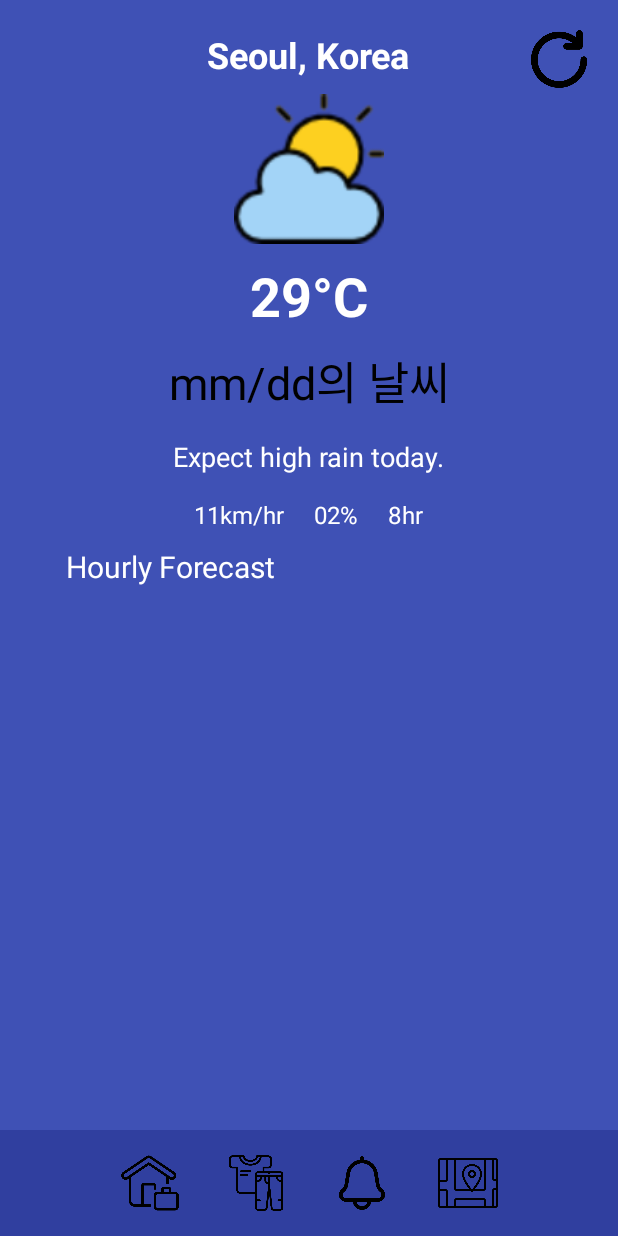
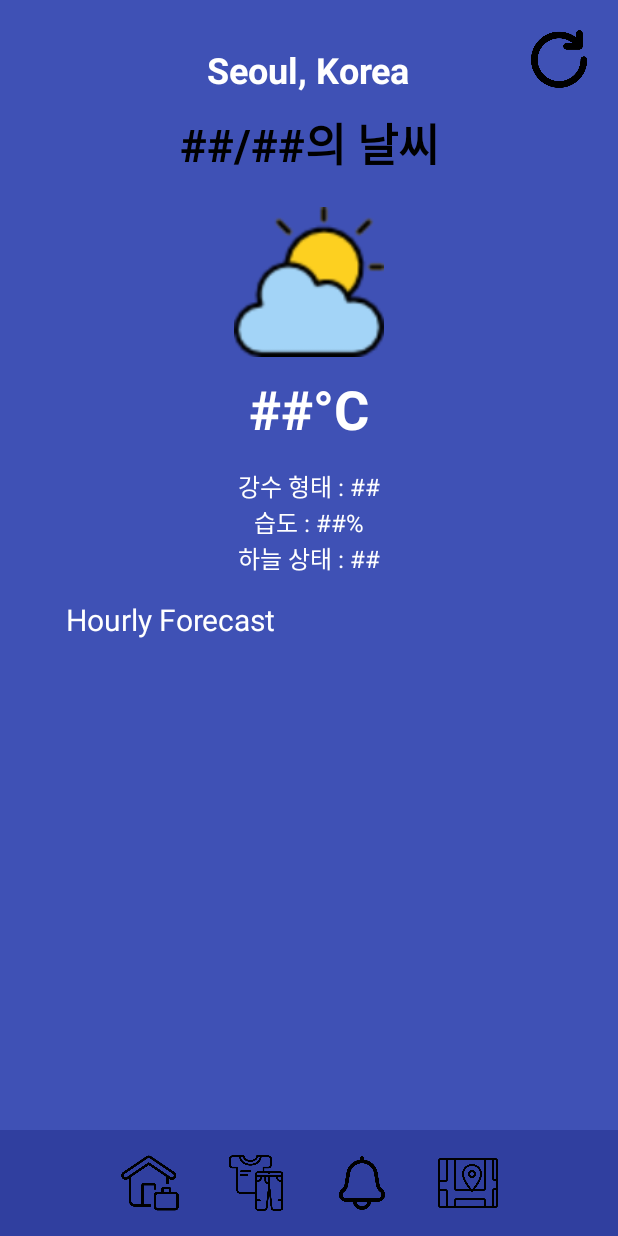
Before and after one commit to xxrainow/WeatherAlarm, an Android app: the HomeFragment screen opened directly, with no data from a screen before it, on a phone screen of 412 x 824 dp. Run offline under Robolectric (Android 15) with nearby library versions, the phone set to English and light mode, and no system bars.

Commit message:
few several fix errors~

```diff
--- a/app/src/main/java/com/example/weatherapp/fragment/HomeFragment.java
+++ b/app/src/main/java/com/example/weatherapp/fragment/HomeFragment.java
@@ -1,5 +1,8 @@
 package com.example.weatherapp.fragment;
 
+import static com.example.weatherapp.adapter.WeatherAdapter.getRainType;
+import static com.example.weatherapp.adapter.WeatherAdapter.getSky;
+import static com.example.weatherapp.adapter.WeatherAdapter.getWeatherImage;
 import static com.example.weatherapp.currentlocation.Common.getBaseTime;
 import static com.example.weatherapp.utils.Constants.WEATHER_COUNT;
 
@@ -11,6 +14,7 @@ import android.view.View;
 import android.view.ViewGroup;
 import android.widget.Button;
 import android.widget.ImageButton;
+import android.widget.ImageView;
 import android.widget.TextView;
 import android.widget.Toast;
 
@@ -51,7 +55,14 @@ import retrofit2.Response;
 public class HomeFragment extends Fragment {
     private RecyclerView weatherRecyclerView1; // 날씨 리사이클러 뷰(가로 슬라이드)
     private RecyclerView weatherRecyclerView2; // 날씨 리사이클러 뷰(세로 슬라이드)
+
     private TextView todayDate;
+    private ImageView imgWeather;
+    private TextView tvTemperature;
+    private TextView tvRainType; // 강수 형태
+    private TextView tvHumidity;
+    private TextView tvSky; // 하늘 상태
+
 
     private String base_date = "20241130";  // 발표 일자
     private String base_time = "2000";      // 발표 시각
@@ -65,9 +76,13 @@ public class HomeFragment extends Fragment {
     public View onCreateView(@NonNull LayoutInflater inflater, @Nullable ViewGroup container, @Nullable Bundle savedInstanceState) {
         // fragment_home.xml 레이아웃 inflate
         rootView = inflater.inflate(R.layout.fragment_home, container, false);
+        todayDate = rootView.findViewById(R.id.todayDate); // 오늘 날짜 텍스트뷰
+        imgWeather = rootView.findViewById(R.id.imgWeather);
+        tvTemperature = rootView.findViewById(R.id.tvTemperature);
+        tvRainType = rootView.findViewById(R.id.tvRainType); // 강수 형태 텍스트뷰
+        tvHumidity = rootView.findViewById(R.id.tvHumidity); // 습도 텍스트뷰
+        tvSky = rootView.findViewById(R.id.tvSky); // 하늘 상태 텍스트뷰
 
-
-        todayDate = rootView.findViewById(R.id.todayDate); // 오늘 날짜 텍스트뷰
         btnRefresh = rootView.findViewById(R.id.btnRefresh); // 새로고침 버튼
         weatherRecyclerView1 = rootView.findViewById(R.id.weatherRecyclerView1); // 날씨 리사이클러 뷰1
         weatherRecyclerView2 = rootView.findViewById(R.id.weatherRecyclerView2); // 날씨 리사이클러 뷰2
@@ -83,6 +98,9 @@ public class HomeFragment extends Fragment {
         // 내 위치 위경도 가져와서 날씨 정보 설정 setWeather(nx, ny)와 동일
         requestLocation();
 
+
+
+
         // 새로고침 버튼 클릭 시 날씨 정보 다시 가져오기
         btnRefresh.setOnClickListener(v ->
                 {
@@ -95,13 +113,15 @@ public class HomeFragment extends Fragment {
 
     // 날씨 정보 가져와서 설정하기
     private void setWeather(String nx, String ny) {
-        // 준비 단계: base_date(발표 일자), base_time(발표 시각)
+        // base_date(발표 일자), base_time(발표 시각)
         Calendar cal = Calendar.getInstance();
-        //base_date = new SimpleDateFormat("yyyyMMdd", Locale.getDefault()).format(cal.getTime()); // 현재 날짜
         String timeH = new SimpleDateFormat("HH", Locale.getDefault()).format(cal.getTime());   // 현재 시각 (시)
         String timeM = new SimpleDateFormat("mm", Locale.getDefault()).format(cal.getTime());   // 현재 시각 (분)
 
-        // API에 적합한 시간 변환
+
+
+        //주석 해제하기
+        //base_date = new SimpleDateFormat("yyyyMMdd", Locale.getDefault()).format(cal.getTime()); // 현재 날짜
         //base_time = getBaseTime(timeH, timeM);
 
         // 현재 시각이 00시이고 45분 이하면 base_time이 2330으로 어제 정보 가져오기
@@ -110,17 +130,17 @@ public class HomeFragment extends Fragment {
             base_date = new SimpleDateFormat("yyyyMMdd", Locale.getDefault()).format(cal.getTime());
         }
 
+        // 식제해야됨
+        base_date = "20241130";
+        base_time = "2000"; // 발표 시각 초기화
+
         // 로그 출력: base_date, base_time, nx, ny 값 확인
         Log.d("API Request", "base_date: " + base_date + ", base_time: " + base_time + ", nx: " + nx + ", ny: " + ny);
 
         // 날씨 정보 API 호출
         Call<WEATHER> call = ApiObject.retrofitService.getWeather(60, 1, "JSON", base_date, base_time, nx, ny);
-
         // 로그 출력: 요청 URL 확인
         Log.d("API Request", "Request URL: " + call.request().url());
-
-        base_date = "20241130";
-        base_time = "2000"; // 발표 시각 초기화
 
         // 비동기적으로 API 호출
         call.enqueue(new Callback<WEATHER>() {
@@ -147,8 +167,9 @@ public class HomeFragment extends Fragment {
                         return; // 더 이상 진행하지 않고 종료
                     }
 
-                    // 날씨 데이터 처리
+                    // itemList : 날씨 데이터 처리
                     List<ITEM> itemList = items.getItem();
+
 
                     // weatherList : 현재 시각부터 1시간 뒤의 날씨 6개를 담을 리스트
                     List<ModelWeather> weatherList = new ArrayList<>();
@@ -156,7 +177,7 @@ public class HomeFragment extends Fragment {
                         weatherList.add(new ModelWeather());
                     }
 
-                    // 리스트 데이터 채우기
+                    // WeatherList 데이터 채우기
                     int index = 0;
                     int totalCount = response.body().getResponse().getBody().getTotalCount();
                     for (int i = 0; i < totalCount; i++) {
@@ -176,11 +197,44 @@ public class HomeFragment extends Fragment {
                             case "T1H": // 기온
                                 weatherList.get(index).setTemp(item.getFcstValue());
                                 break;
+                            case "RN1": // 강수량
+                                weatherList.get(index).setRain(item.getFcstValue());
+                                break;
                             default:
                                 continue;
                         }
                         index++;
                     }
+
+                    // 첫 번째 데이터 가져오기
+                    if (!weatherList.isEmpty()) {
+                        ModelWeather firstWeather = weatherList.get(0);
+                        String rainType = firstWeather.getRainType();
+                        String temp = firstWeather.getTemp();
+                        String humidity = firstWeather.getHumidity();
+                        String sky = firstWeather.getSky();
+
+                        Log.d("FirstWeatherData", "RainType: " + rainType + ", Temp: " + temp +
+                                ", Humidity: " + humidity + ", Sky: " + sky);
+
+                        for (ITEM item : itemList) {
+                            Log.d("API Response Item", "Category: " + item.getCategory() + ", FcstValue: " + item.getFcstValue());
+                        }
+
+
+                        // 날씨 정보를 텍스트뷰에 반영
+                        imgWeather.setImageResource(getWeatherImage(sky));
+                        tvTemperature.setText("온도: " + temp + "°C"); // 온도
+                        tvRainType.setText("강수 형태: " + getRainType(rainType)); // 강수 형태
+                        tvHumidity.setText("습도: " + humidity + "%");
+                        tvSky.setText("하늘 상태: " + getSky(sky));
+
+
+                    }
+
+
+                    todayDate.setText(new SimpleDateFormat("MM월 dd일", Locale.getDefault()).format(Calendar.getInstance().getTime()) + " 날씨");
+
 
                     // 각 날짜 배열 시간 설정
                     for (int i = 0; i < WEATHER_COUNT; i++) {
--- a/app/src/main/java/com/example/weatherapp/utils/Constants.java
+++ b/app/src/main/java/com/example/weatherapp/utils/Constants.java
@@ -2,6 +2,6 @@ package com.example.weatherapp.utils;
 
 public class Constants {
     public static final String BASE_URL = "http://apis.data.go.kr/1360000/VilageFcstInfoService_2.0/";
-    public static final String API_KEY = "kbxxOPv%2BO8lfXhstl7RbuF3hy7NRWnf72dWDXQHt%2FlsUcYYECpcKamxe8Jhda3m2tBO%2BYF8pl2Pz24CPX6q8Zg%3D%3D";
+    public static final String API_KEY = "QORxFV8vVv7%2BmkXXHX%2BlUL5UCTJJeD%2BHmg3eK6yuyIRKqXqyHSWUZeHv6reW5yJ6vBQtLzGB7dfkHZWdYhGTTA%3D%3D";
     public static final int WEATHER_COUNT = 6;
 }
--- a/app/src/main/res/layout/fragment_home.xml
+++ b/app/src/main/res/layout/fragment_home.xml
@@ -50,7 +50,19 @@
                 android:text="Seoul, Korea"
                 android:textColor="@color/white"
                 android:textSize="24sp"
-                android:textStyle="bold" />
+                android:textStyle="bold"
+                android:layout_marginTop="10dp"/>
+
+            <TextView
+                android:id="@+id/todayDate"
+                android:layout_width="match_parent"
+                android:layout_height="wrap_content"
+                android:text="##/##의 날씨"
+                android:textSize="30dp"
+                android:textColor="@color/black"
+                android:layout_margin="10dp"
+                android:gravity="center"
+                android:textStyle="bold"/>
 
             <!-- 날씨 이미지 및 온도 -->
             <ImageView
@@ -65,63 +77,43 @@
                 android:id="@+id/tvTemperature"
                 android:layout_width="wrap_content"
                 android:layout_height="wrap_content"
-                android:text="29°C"
+                android:text="##°C"
                 android:textColor="@color/white"
                 android:textSize="36sp"
                 android:textStyle="bold"
                 android:layout_marginTop="10dp" />
 
-            <TextView
-                android:id="@+id/todayDate"
-                android:layout_width="match_parent"
-                android:layout_height="wrap_content"
-                android:text="mm/dd의 날씨"
-                android:textSize="30dp"
-                android:textColor="@color/black"
-                android:layout_margin="10dp"
-                android:gravity="center" />
-
-            <!-- 날씨 설명 -->
-            <TextView
-                android:id="@+id/tvWeatherDescription"
-                android:layout_width="wrap_content"
-                android:layout_height="wrap_content"
-                android:text="Expect high rain today."
-                android:textColor="@color/white"
-                android:textSize="18sp"
-                android:layout_marginTop="5dp" />
 
             <!-- 날씨 세부 정보 (풍속, 습도 등) -->
             <LinearLayout
                 android:layout_width="match_parent"
                 android:layout_height="wrap_content"
-                android:orientation="horizontal"
+                android:orientation="vertical"
                 android:gravity="center"
-                android:layout_marginTop="15dp">
+                android:layout_marginTop="15dp"
+                android:layout_marginBottom="5dp">
 
                 <TextView
-                    android:id="@+id/tvWindSpeed"
+                    android:id="@+id/tvRainType"
                     android:layout_width="wrap_content"
                     android:layout_height="wrap_content"
-                    android:text="11km/hr"
+                    android:text="강수 형태 : ##"
                     android:textColor="@color/white"
-                    android:layout_marginEnd="20dp"
                     android:textSize="16sp" />
 
                 <TextView
                     android:id="@+id/tvHumidity"
                     android:layout_width="wrap_content"
                     android:layout_height="wrap_content"
-                    android:text="02%"
+                    android:text="습도 : ##%"
                     android:textColor="@color/white"
-                    android:layout_marginEnd="20dp"
                     android:textSize="16sp" />
 
                 <TextView
-                    android:id="@+id/tvSunlight"
+                    android:id="@+id/tvSky"
                     android:layout_width="wrap_content"
                     android:layout_height="wrap_content"
-                    android:text="8hr"
+                    android:text="하늘 상태 : ##"
                     android:textColor="@color/white"
                     android:textSize="16sp" />
             </LinearLayout>
@@ -153,13 +145,15 @@
                 app:layoutManager="androidx.recyclerview.widget.LinearLayoutManager"
                 android:orientation="horizontal"
                 android:layout_width="match_parent"
-                android:layout_height="wrap_content" />
+                android:layout_height="wrap_content"
+                android:layout_marginLeft="5dp"/>
 
             <androidx.recyclerview.widget.RecyclerView
                 android:id="@+id/weatherRecyclerView2"
                 app:layoutManager="androidx.recyclerview.widget.LinearLayoutManager"
                 android:layout_width="match_parent"
-                android:layout_height="wrap_content" />
+                android:layout_height="wrap_content"
+                android:layout_marginLeft="5dp"/>
         </LinearLayout>
     </ScrollView>
 
```
Also changed, not shown: app/src/main/java/com/example/weatherapp/adapter/WeatherAdapter.java (+9 -3 lines), app/src/main/java/com/example/weatherapp/data/ModelWeather.java (+12 -0 lines).
